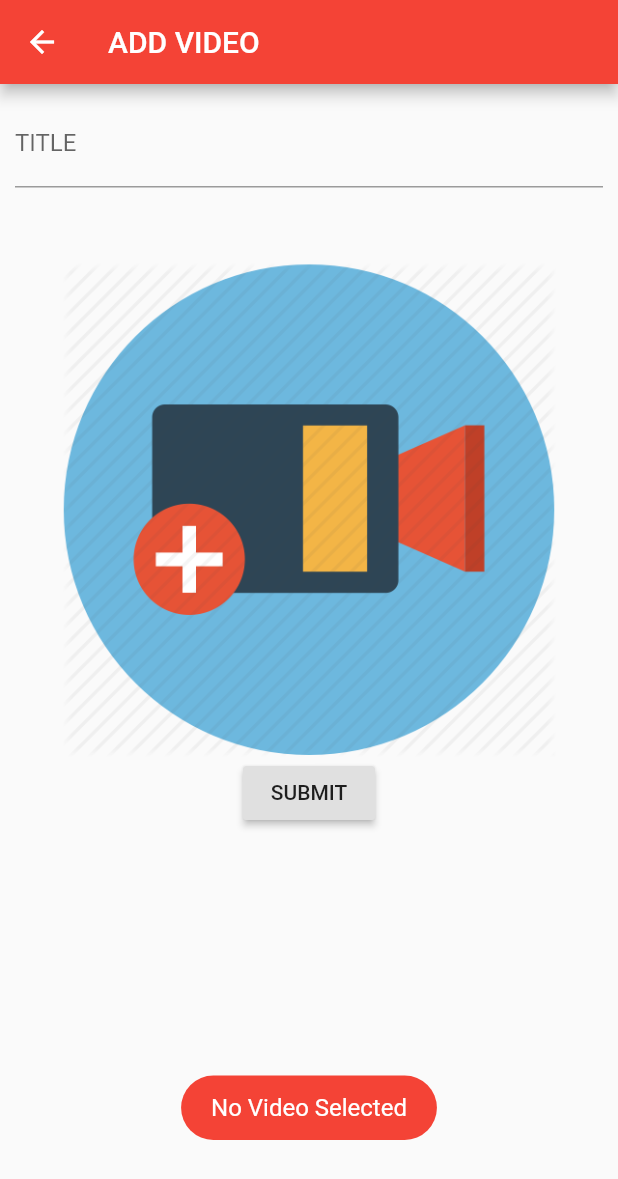
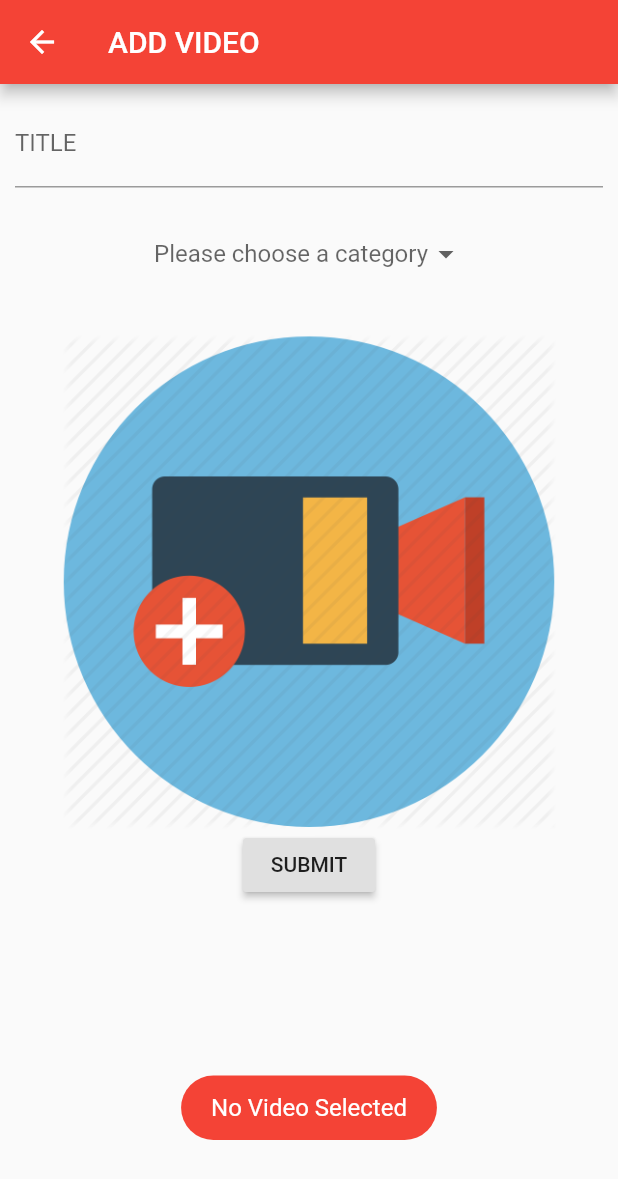
Before and after one commit to abdullah432/jewtube, a Flutter app: the AddVideoScreen screen opened directly with empty values, after a tap on "SUBMIT", on a phone screen of 412 x 824 dp. Shown: the top 1179 px of the screen. Run offline on Flutter 3.47's test engine with Material 2 defaults, Android fonts, the phone set to English and light mode, and no system bars; our stand-ins replace cached_network_image, chewie, dio, file_picker, firebase_auth, firebase_core and 9 more; missing offline and left inert: animated_card, bmnav, dart:ffi, flutter_downloader, flutter_share, video_thumbnail; accounts and stored records are empty; network calls fail.

```diff
--- a/lib/util/Resources.dart
+++ b/lib/util/Resources.dart
@@ -6,7 +6,7 @@ class Resources {
   // static FirebaseApp firebaseApp;
   static String userID = "";
   static bool isAdmin = false;
-  static String BASE_URL = "192.168.10.4:4444";
+  static String BASE_URL = "192.168.10.6:4444";
   // static String BASE_URL = "18.212.29.55:4444";
   static final GlobalKey<ScaffoldState> scaffoldKey =GlobalKey<ScaffoldState> ();
 
--- a/lib/util/main_content.dart
+++ b/lib/util/main_content.dart
@@ -3,6 +3,7 @@ import 'package:jewtube/util/nested_route.dart';
 import 'package:flutter/material.dart';
 import 'package:jewtube/view/add_video.dart';
 import 'package:jewtube/view/admin_all_videos.dart';
+import 'package:jewtube/view/category_page.dart';
 import 'package:jewtube/view/channelVideoList.dart';
 import 'package:jewtube/view/download_file_page.dart';
 import 'package:jewtube/view/subVideoList.dart';
@@ -29,6 +30,7 @@ class _MainContentState extends State<MainContent> {
         '/channel_page': (context) => ChannelVideoList(),
         '/admin_all_videos': (context) => AdminAllVideos(),
         '/download_page': (context) => DownloadFilesPage(),
+        '/category_page': (context) => CategoryPage(),
       },
     );
   }
--- a/lib/util/utils.dart
+++ b/lib/util/utils.dart
@@ -16,7 +16,7 @@ Future<Map> getVideos(String path, {bool needSubsInQuery = false}) async {
   var subArray = List();
 
   //retrieve subscribed channel list
-  // print("Resources.userID: "+Resources.userID);
+  //retrieve subarray will be used to determined as the video channel is subscribed or not
   if (Resources.userID != "") {
     Response sub = await Dio()
         .get("http://${Resources.BASE_URL}/subscribe/${Resources.userID}");
--- a/lib/view/add_video.dart
+++ b/lib/view/add_video.dart
@@ -1,8 +1,9 @@
 import 'dart:async';
 import 'dart:io';
+import 'package:path_provider/path_provider.dart';
 import 'dart:typed_data';
-import 'package:fluttertoast/fluttertoast.dart';
 import 'package:jewtube/util/Resources.dart';
+import 'package:jewtube/util/utils.dart';
 import 'package:path/path.dart';
 import 'package:dio/dio.dart';
 import 'package:file_picker/file_picker.dart';
@@ -38,27 +39,22 @@ class _AddVideoScreenState extends State<AddVideoScreen> {
   }
 
   File file;
+  //category parameters
+  List<String> listOfcategories = [
+    'Daily Dose',
+    'Torah Classes',
+    'Music',
+    'Movies'
+  ];
+  String selectedCategory;
 
   void uploadVideo(BuildContext context) async {
     if (file == null) {
-      Fluttertoast.showToast(
-          msg: "No Video Selected",
-          toastLength: Toast.LENGTH_SHORT,
-          gravity: ToastGravity.BOTTOM,
-          timeInSecForIos: 1,
-          backgroundColor: Colors.red,
-          textColor: Colors.white,
-          fontSize: 16.0);
-    } else {
-      if (_txtTitle.text == null || _txtTitle.text == "") {
-        Fluttertoast.showToast(
-            msg: "Please enter a title",
-            toastLength: Toast.LENGTH_SHORT,
-            gravity: ToastGravity.BOTTOM,
-            timeInSecForIos: 1,
-            backgroundColor: Colors.red,
-            textColor: Colors.white,
-            fontSize: 16.0);
+      showToast(message: "No Video Selected");
+    } else if (_txtTitle.text == null || _txtTitle.text == "") {
+      showToast(message: "Please enter a title");
+    } else if (selectedCategory == null) {
+      showToast(message: "Please select category");
     } else {
       var uuid = Uuid().v4();
       if (file != null) {
@@ -74,6 +70,7 @@ class _AddVideoScreenState extends State<AddVideoScreen> {
           "name": filename,
           "title": _txtTitle.text,
           "videoID": uuid,
+          "category": selectedCategory,
           "channel": widget.channelID
         });
         print(response.data);
@@ -88,35 +85,13 @@ class _AddVideoScreenState extends State<AddVideoScreen> {
             "videoID": uuid,
           });
 
-            Fluttertoast.showToast(
-                msg: "Upload Completed",
-                toastLength: Toast.LENGTH_SHORT,
-                gravity: ToastGravity.BOTTOM,
-                backgroundColor: Colors.grey,
-                timeInSecForIos: 1,
-                textColor: Colors.white,
-                fontSize: 16.0);
+          showToast(message: "Upload Completed");
           // Navigator.of(context).pushReplacementNamed(HOME);
         } else {
-            Fluttertoast.showToast(
-                msg: "Upload Error",
-                toastLength: Toast.LENGTH_SHORT,
-                gravity: ToastGravity.BOTTOM,
-                timeInSecForIos: 1,
-                backgroundColor: Colors.red,
-                textColor: Colors.white,
-                fontSize: 16.0);
+          showToast(message: "Upload Error");
         }
       } else {
-          Fluttertoast.showToast(
-              msg: "No Video Selected",
-              toastLength: Toast.LENGTH_SHORT,
-              gravity: ToastGravity.BOTTOM,
-              timeInSecForIos: 1,
-              backgroundColor: Colors.red,
-              textColor: Colors.white,
-              fontSize: 16.0);
-        }
+        showToast(message: "No Video Selected");
       }
     }
   }
@@ -125,6 +100,7 @@ class _AddVideoScreenState extends State<AddVideoScreen> {
   Widget build(BuildContext context) {
     var sysWidth = MediaQuery.of(context).size.width;
     var sysHeight = MediaQuery.of(context).size.height;
+
     return SafeArea(
       child: Scaffold(
         appBar: AppBar(
@@ -143,7 +119,8 @@ class _AddVideoScreenState extends State<AddVideoScreen> {
                   ],
                 ),
               )
-            : Padding(
+            : SingleChildScrollView(
+                child: Padding(
                   padding: const EdgeInsets.all(10.0),
                   child: Column(
                     children: <Widget>[
@@ -153,15 +130,36 @@ class _AddVideoScreenState extends State<AddVideoScreen> {
                         decoration: InputDecoration(labelText: "TITLE"),
                       ),
                       SizedBox(
-                      height: 50,
+                        height: 20,
+                      ),
+                      DropdownButtonHideUnderline(
+                        child: DropdownButton<String>(
+                          hint: Text('Please choose a category'),
+                          value: selectedCategory,
+                          items: listOfcategories.map((String value) {
+                            return new DropdownMenuItem<String>(
+                              value: value,
+                              child: new Text(value),
+                            );
+                          }).toList(),
+                          onChanged: (value) {
+                            print(value);
+                            setState(() {
+                              selectedCategory = value;
+                            });
+                          },
+                        ),
+                      ),
+                      SizedBox(
+                        height: 30,
                       ),
                       Container(
                         child: Material(
                           color: Colors.transparent,
                           child: InkWell(
                             onTap: () async {
-                            File fl =
-                                await FilePicker.getFile(type: FileType.VIDEO);
+                              File fl = await FilePicker.getFile(
+                                  type: FileType.VIDEO);
                               final uint8list =
                                   await VideoThumbnail.thumbnailData(
                                 video: fl.path,
@@ -193,6 +191,7 @@ class _AddVideoScreenState extends State<AddVideoScreen> {
                             }),
                       )
                     ],
+                  ),
                 ),
               ),
       ),
--- a/lib/view/login/constants/constants.dart
+++ b/lib/view/login/constants/constants.dart
@@ -1,6 +1,9 @@
-
+import 'package:flutter/material.dart';
 
 final String HOME = 'home';
 final String SIGN_IN = 'signin';
 final String SIGN_UP ='signup';
 final String SPLASH_SCREEN ='splashscreen';
+
+final Color unselectedColor = Colors.grey[700];
+final Color selectedColor = Colors.red;
```
Also changed, not shown: lib/model/video.dart (+28 -10 lines), lib/view/category_page.dart (added, +302 -0 lines), lib/view/home.dart (+13 -11 lines), lib/view/videoList.dart (+2 -8 lines). Lines whose indentation alone changed are shown as unchanged.
